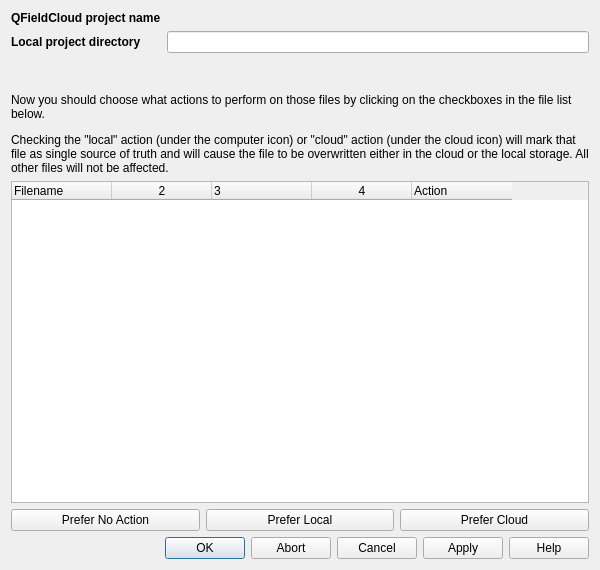
Above: launcher/portable_profile/profiles/portable/python/plugins/qfieldsync/ui/cloud_transfer_dialog.ui from yamamoto-ryuzo/yr-qgis-launcher before the change. Below: the same form after it.
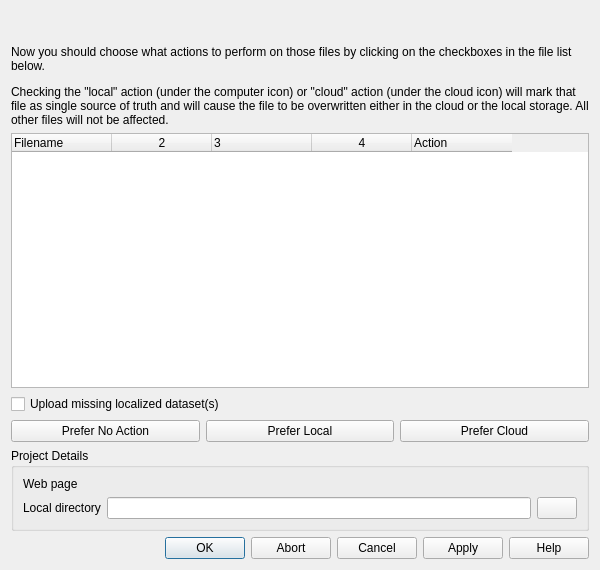
That is the form after the change. The open tabs and pages were chosen to show the change. Icons and pictures are not drawn. Custom widgets are drawn as their Qt base class.

```diff
--- a/launcher/portable_profile/profiles/portable/python/plugins/qfieldsync/ui/cloud_transfer_dialog.ui
+++ b/launcher/portable_profile/profiles/portable/python/plugins/qfieldsync/ui/cloud_transfer_dialog.ui
@@ -376,57 +376,6 @@
        <property name="bottomMargin">
         <number>0</number>
        </property>
-       <item>
-        <layout class="QVBoxLayout" name="verticalLayout_7">
-         <item>
-          <layout class="QFormLayout" name="formLayout">
-           <item row="0" column="0">
-            <widget class="QLabel" name="cloudProjectNameLabel">
-             <property name="font">
-              <font>
-               <weight>75</weight>
-               <bold>true</bold>
-              </font>
-             </property>
-             <property name="text">
-              <string>QFieldCloud project name</string>
-             </property>
-            </widget>
-           </item>
-           <item row="0" column="1">
-            <widget class="QLabel" name="cloudProjectNameValueLabel">
-             <property name="text">
-              <string/>
-             </property>
-            </widget>
-           </item>
-           <item row="1" column="0">
-            <widget class="QLabel" name="projectLocalDirLabel">
-             <property name="font">
-              <font>
-               <weight>75</weight>
-               <bold>true</bold>
-              </font>
-             </property>
-             <property name="text">
-              <string>Local project directory</string>
-             </property>
-            </widget>
-           </item>
-           <item row="1" column="1">
-            <widget class="QLineEdit" name="projectLocalDirValueLineEdit">
-             <property name="styleSheet">
-              <string notr="true">[readOnly=&quot;true&quot;] {color: #808080; background-color: #F0F0F0;}</string>
-             </property>
-             <property name="readOnly">
-              <bool>true</bool>
-             </property>
-            </widget>
-           </item>
-          </layout>
-         </item>
-        </layout>
-       </item>
        <item>
         <widget class="QLabel" name="explanationLabel">
          <property name="text">
@@ -504,6 +453,16 @@
          </column>
         </widget>
        </item>
+       <item>
+        <widget class="QCheckBox" name="uploadLocalizedDatasetsCheck">
+         <property name="text">
+          <string>Upload missing localized dataset(s)</string>
+         </property>
+         <property name="checked">
+          <bool>false</bool>
+         </property>
+        </widget>
+       </item>
        <item>
         <layout class="QHBoxLayout" name="horizontalLayout">
          <item>
@@ -529,6 +488,74 @@
          </item>
         </layout>
        </item>
+       <item>
+        <widget class="QgsCollapsibleGroupBox" name="projectDetailsGroupBox">
+         <property name="title">
+          <string>Project Details</string>
+         </property>
+         <property name="saveCollapsedState" stdset="0">
+          <bool>true</bool>
+         </property>
+         <property name="collapsed" stdset="0">
+          <bool>false</bool>
+         </property>
+         <layout class="QVBoxLayout" name="verticalLayout_7">
+          <item>
+           <layout class="QFormLayout" name="formLayout">
+            <item row="0" column="0">
+             <widget class="QLabel" name="cloudProjectNameLabel">
+              <property name="text">
+               <string>Web page</string>
+              </property>
+             </widget>
+            </item>
+            <item row="0" column="1">
+             <widget class="QLabel" name="cloudProjectNameValueLabel">
+              <property name="text">
+               <string/>
+              </property>
+             </widget>
+            </item>
+            <item row="1" column="0">
+             <widget class="QLabel" name="projectLocalDirLabel">
+              <property name="text">
+               <string>Local directory</string>
+              </property>
+             </widget>
+            </item>
+            <item row="1" column="1">
+             <layout class="QHBoxLayout" name="localDirHBoxLayout">
+              <item>
+               <widget class="QLineEdit" name="projectLocalDirValueLineEdit">
+                <property name="styleSheet">
+                 <string notr="true">[readOnly=&quot;true&quot;] {color: palette(shadow );}</string>
+                </property>
+                <property name="readOnly">
+                 <bool>true</bool>
+                </property>
+               </widget>
+              </item>
+              <item>
+               <widget class="QPushButton" name="localDirOpenButton">
+                <property name="toolTip">
+                 <string>Open in external file browser</string>
+                </property>
+                <property name="text">
+                 <string/>
+                </property>
+                <property name="icon">
+                 <iconset>
+                  <normaloff>../resources/launch.svg</normaloff>../resources/launch.svg</iconset>
+                </property>
+               </widget>
+              </item>
+             </layout>
+            </item>
+           </layout>
+          </item>
+         </layout>
+        </widget>
+       </item>
       </layout>
      </widget>
     </widget>
```
Left out of the diff: 48 changed lines with no effect on the pictures.
